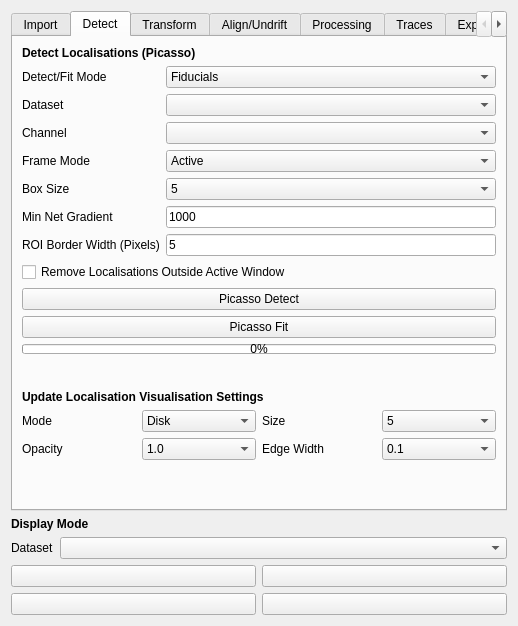
Above: src/napari_gapseq2/widget_ui.ui from piedrro/napari-GapSeq2 before the change. Below: the same form after it.
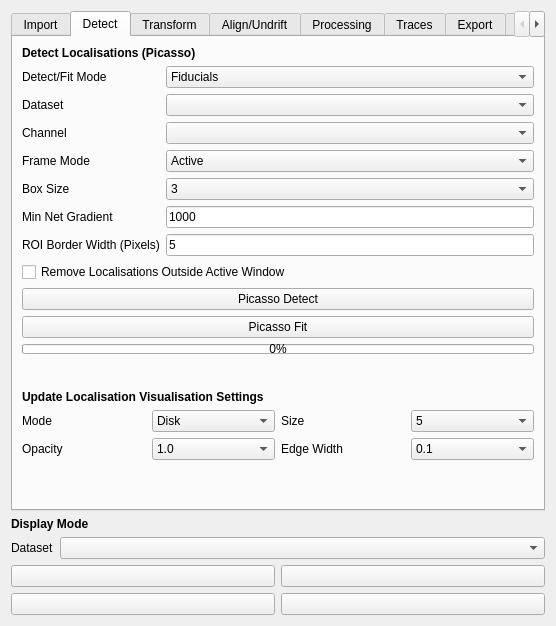
That is the form after the change. The open tabs and pages were chosen to show the change.

Commit message: fixed plot combo updating

What changed in the file:
```diff
--- a/src/napari_gapseq2/widget_ui.ui
+++ b/src/napari_gapseq2/widget_ui.ui
@@ -6,7 +6,7 @@
    <rect>
     <x>0</x>
     <y>0</y>
-    <width>518</width>
+    <width>556</width>
     <height>625</height>
    </rect>
   </property>
@@ -355,7 +355,7 @@
          <item row="4" column="1">
           <widget class="QComboBox" name="picasso_box_size">
            <property name="currentIndex">
-            <number>2</number>
+            <number>0</number>
            </property>
            <item>
             <property name="text">
```
Left out of the diff: 15 changed lines with no effect on the pictures. The commit also changes 2 other files.
